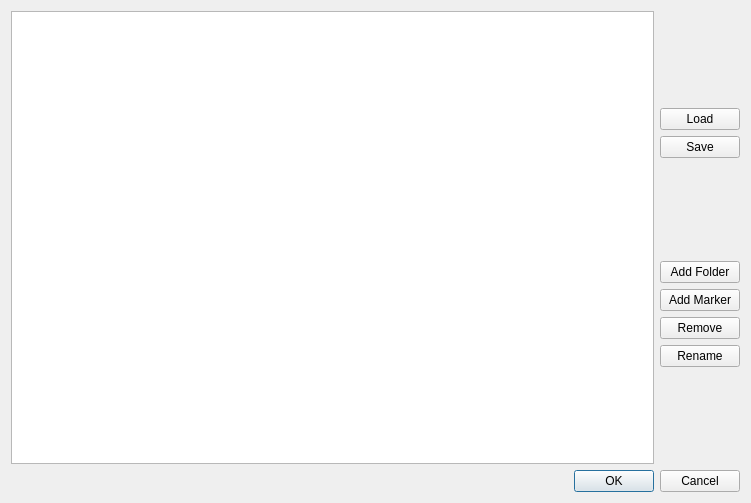
3tic-project/Sigil-Enhanced, file src/Form_Files/EmptyLayout.ui: the form before one commit.
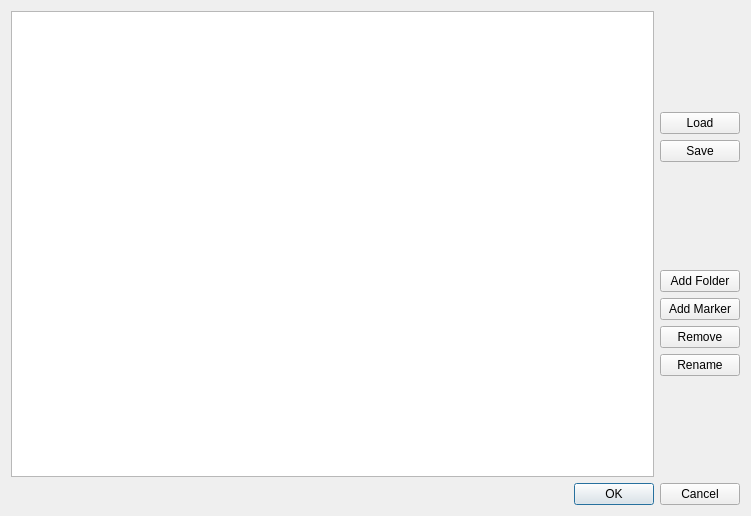
The form after the commit.

Patch:
```diff
--- a/src/Form_Files/EmptyLayout.ui
+++ b/src/Form_Files/EmptyLayout.ui
@@ -9,7 +9,7 @@
         <x>0</x>
         <y>0</y>
         <width>751</width>
-        <height>503</height>
+    <height>516</height>
       </rect>
     </property>
     <property name="sizePolicy">
```
Left out of the diff: 43 changed lines with no effect on the pictures. Lines whose indentation alone changed are shown as unchanged.
